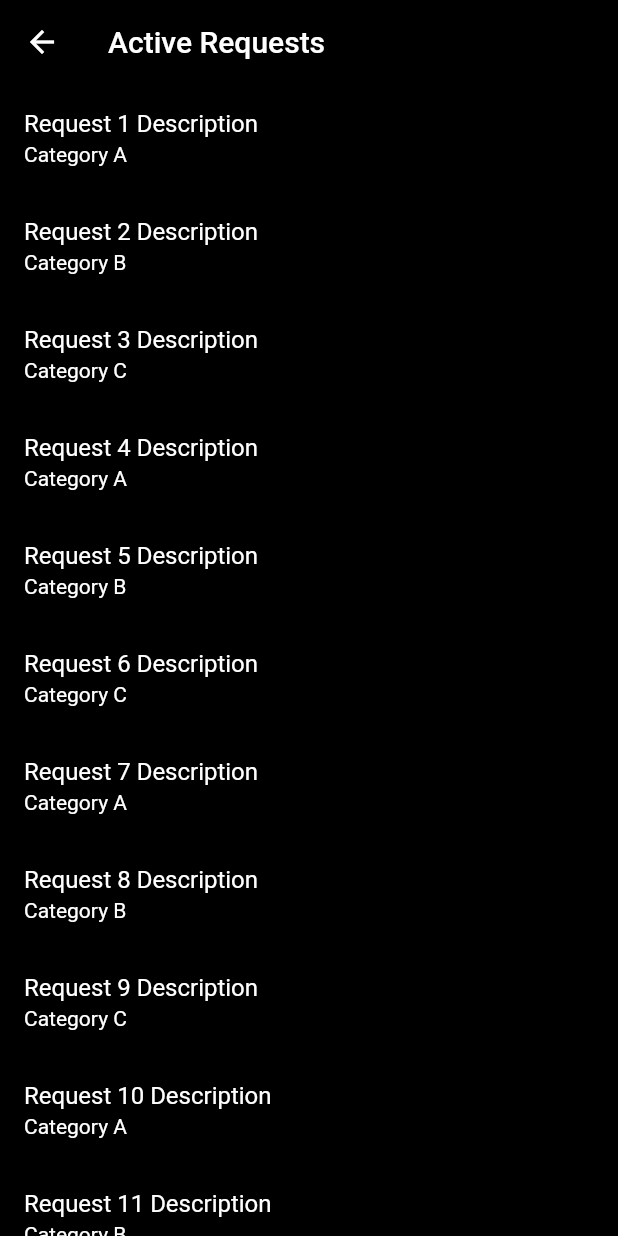
After one commit to ikeshav42/PSR, a Flutter app: the screen it shows after launch, after a tap on "View active requests", on a phone screen of 412 x 824 dp. The commit adds this screen. Run offline on Flutter 3.47's test engine with Material 2 defaults, Android fonts, the phone set to English and light mode, and no system bars; our stand-ins replace flutter_svg, image_picker.

Commit message:
Added admin landing page, List view of active requests, Alert dialog on selecting list element

```diff
--- /dev/null
+++ b/lib/adminlanding.dart
@@ -0,0 +1,251 @@
+import 'package:flutter/material.dart';
+import 'package:flutter_svg/flutter_svg.dart';
+import 'listactive.dart';
+import 'request.dart';
+import 'detailedreq.dart';
+
+class AdminLand extends StatelessWidget {
+  final String username;
+  final String email;
+
+  const AdminLand({required this.username, required this.email});
+
+  @override
+  Widget build(BuildContext context) {
+    return Scaffold(
+      backgroundColor: Colors.black,
+      appBar: AppBar(
+        title: const Text('Point, Shoot and Resolve'),
+        backgroundColor: Colors.black,
+      ),
+      body: Center(
+        child: Column(
+          mainAxisAlignment: MainAxisAlignment.center,
+          children: [
+            SizedBox(
+              child: SvgPicture.asset(
+                'assets/Maintenance-cuate.svg',
+                height: 185,
+              ),
+            ),
+            const SizedBox(height: 20),
+            Text(
+              'Welcome, $username',
+              style: const TextStyle(
+                color: Colors.white,
+                fontSize: 24,
+                letterSpacing: 1.2,
+                fontWeight: FontWeight.w800,
+              ),
+            ),
+            const SizedBox(height: 5),
+            Text(
+              email,
+              style: const TextStyle(
+                color: Colors.white,
+                fontSize: 18,
+                letterSpacing: 1.2,
+                fontWeight: FontWeight.w300,
+              ),
+            ),
+            const SizedBox(
+              height: 40,
+            ),
+            ElevatedButton(
+              onPressed: () {
+                // Navigate to ActiveRequestsPage when the button is pressed
+                List<Request> activeRequests = [
+                  Request(
+                    description: 'Request 1 Description',
+                    category: 'Category A',
+                  ),
+                  Request(
+                    description: 'Request 2 Description',
+                    category: 'Category B',
+                  ),
+                  Request(
+                    description: 'Request 3 Description',
+                    category: 'Category C',
+                  ),
+                  Request(
+                    description: 'Request 4 Description',
+                    category: 'Category A',
+                  ),
+                  Request(
+                    description: 'Request 5 Description',
+                    category: 'Category B',
+                  ),
+                  Request(
+                    description: 'Request 6 Description',
+                    category: 'Category C',
+                  ),
+                  Request(
+                    description: 'Request 7 Description',
+                    category: 'Category A',
+                  ),
+                  Request(
+                    description: 'Request 8 Description',
+                    category: 'Category B',
+                  ),
+                  Request(
+                    description: 'Request 9 Description',
+                    category: 'Category C',
+                  ),
+                  Request(
+                    description: 'Request 10 Description',
+                    category: 'Category A',
+                  ),
+                  Request(
+                    description: 'Request 11 Description',
+                    category: 'Category B',
+                  ),
+                  // Add more requests here
+                ];
+
+                // using dummy data for detailed requests.
+                // replace it with actual data from your cloud database.
+                List<DetailedRequest> detailedRequests = [
+                  DetailedRequest(
+                    imagePath: 'assets/image1.png',
+                    description: 'Request 1 Description',
+                    location: 'Location 1',
+                    category: 'Category A',
+                    name: 'John Doe',
+                    rollNumber: '12345',
+                    department: 'Engineering',
+                  ),
+                  DetailedRequest(
+                    imagePath: 'assets/image2.png',
+                    description: 'Request 2 Description',
+                    location: 'Location 2',
+                    category: 'Category B',
+                    name: 'Jane Smith',
+                    rollNumber: '67890',
+                    department: 'Design',
+                  ),
+                  DetailedRequest(
+                    imagePath: 'assets/image3.png',
+                    description: 'Request 3 Description',
+                    location: 'Location 3',
+                    category: 'Category C',
+                    name: 'Alice Johnson',
+                    rollNumber: '54321',
+                    department: 'Marketing',
+                  ),
+                  DetailedRequest(
+                    imagePath: 'assets/image4.png',
+                    description: 'Request 4 Description',
+                    location: 'Location 4',
+                    category: 'Category A',
+                    name: 'Bob Wilson',
+                    rollNumber: '98765',
+                    department: 'HR',
+                  ),
+                  DetailedRequest(
+                    imagePath: 'assets/image5.png',
+                    description: 'Request 5 Description',
+                    location: 'Location 5',
+                    category: 'Category B',
+                    name: 'Eva Brown',
+                    rollNumber: '45678',
+                    department: 'Finance',
+                  ),
+                  DetailedRequest(
+                    imagePath: 'assets/image6.png',
+                    description: 'Request 6 Description',
+                    location: 'Location 6',
+                    category: 'Category C',
+                    name: 'Michael Clark',
+                    rollNumber: '13579',
+                    department: 'IT',
+                  ),
+                  DetailedRequest(
+                    imagePath: 'assets/image7.png',
+                    description: 'Request 7 Description',
+                    location: 'Location 7',
+                    category: 'Category A',
+                    name: 'Olivia Taylor',
+                    rollNumber: '24680',
+                    department: 'Sales',
+                  ),
+                  DetailedRequest(
+                    imagePath: 'assets/image8.png',
+                    description: 'Request 8 Description',
+                    location: 'Location 8',
+                    category: 'Category B',
+                    name: 'William Turner',
+                    rollNumber: '11223',
+                    department: 'R&D',
+                  ),
+                  DetailedRequest(
+                    imagePath: 'assets/image9.png',
+                    description: 'Request 9 Description',
+                    location: 'Location 9',
+                    category: 'Category C',
+                    name: 'Sophia White',
+                    rollNumber: '99887',
+                    department: 'Support',
+                  ),
+                  DetailedRequest(
+                    imagePath: 'assets/image10.png',
+                    description: 'Request 10 Description',
+                    location: 'Location 10',
+                    category: 'Category A',
+                    name: 'David Harris',
+                    rollNumber: '76543',
+                    department: 'Management',
+                  ),
+                  DetailedRequest(
+                    imagePath: 'assets/image11.png',
+                    description: 'Request 11 Description',
+                    location: 'Location 11',
+                    category: 'Category B',
+                    name: 'Linda Miller',
+                    rollNumber: '32109',
+                    department: 'Legal',
+                  ),
+                  // Add more detailed requests here
+                ];
+
+                Navigator.of(context).push(
+                  MaterialPageRoute(
+                    builder: (context) => ActiveRequestsPage(
+                      requests: activeRequests,
+                      detailedRequests: detailedRequests,
+                    ),
+                  ),
+                );
+              },
+              style: ElevatedButton.styleFrom(
+                backgroundColor: Colors.white,
+                foregroundColor: Colors.black,
+                textStyle: const TextStyle(fontSize: 18),
+                fixedSize: const Size(220, 55),
+                shape: RoundedRectangleBorder(
+                  borderRadius: BorderRadius.circular(30),
+                ),
+              ),
+              child: const Text('View active requests'),
+            ),
+            const SizedBox(height: 20),
+            ElevatedButton(
+              onPressed: () {
+                // Handle 'View resolved requests' button tap
+              },
+              style: ElevatedButton.styleFrom(
+                backgroundColor: Colors.white,
+                foregroundColor: Colors.black,
+                textStyle: const TextStyle(fontSize: 18),
+                fixedSize: const Size(220, 55),
+                shape: RoundedRectangleBorder(
+                  borderRadius: BorderRadius.circular(30),
+                ),
+              ),
+              child: const Text('View resolved requests'),
+            ),
+          ],
+        ),
+      ),
+    );
+  }
+}
--- /dev/null
+++ b/lib/detailedreq.dart
@@ -0,0 +1,19 @@
+class DetailedRequest {
+  final String imagePath;
+  final String description;
+  final String location;
+  final String category;
+  final String name;
+  final String rollNumber;
+  final String department;
+
+  DetailedRequest({
+    required this.imagePath,
+    required this.description,
+    required this.location,
+    required this.category,
+    required this.name,
+    required this.rollNumber,
+    required this.department,
+  });
+}
--- /dev/null
+++ b/lib/listactive.dart
@@ -0,0 +1,99 @@
+import 'package:flutter/material.dart';
+import 'request.dart';
+import 'detailedreq.dart';
+
+class ActiveRequestsPage extends StatelessWidget {
+  final List<Request> requests;
+  final List<DetailedRequest> detailedRequests;
+
+  ActiveRequestsPage({
+    required this.requests,
+    required this.detailedRequests,
+  });
+
+  void _showDetailsDialog(BuildContext context, DetailedRequest request) {
+    showDialog(
+      context: context,
+      builder: (BuildContext context) {
+        return AlertDialog(
+          backgroundColor: Colors.black,
+          content: Column(
+            mainAxisSize: MainAxisSize.min,
+            children: <Widget>[
+              Image.asset(
+                'assets/home.png',
+                width: 200,
+                height: 200,
+              ),
+              SizedBox(height: 10),
+              Text(
+                'Description: ${request.description}',
+                style: TextStyle(color: Colors.white),
+              ),
+              Text(
+                'Location: ${request.location}',
+                style: TextStyle(color: Colors.white),
+              ),
+              Text(
+                'Category: ${request.category}',
+                style: TextStyle(color: Colors.white),
+              ),
+              Text(
+                'Name: ${request.name}',
+                style: TextStyle(color: Colors.white),
+              ),
+              Text(
+                'Roll Number: ${request.rollNumber}',
+                style: TextStyle(color: Colors.white),
+              ),
+              Text(
+                'Department: ${request.department}',
+                style: TextStyle(color: Colors.white),
+              ),
+              SizedBox(height: 20),
+              ElevatedButton(
+                onPressed: () {
+                  // Handle 'Resolved' button tap here
+                  Navigator.of(context).pop();
+                },
+                style: ElevatedButton.styleFrom(
+                  backgroundColor: Colors.green, // Button color
+                  foregroundColor: Colors.white, // Text color
+                ),
+                child: Text('Resolved'),
+              ),
+            ],
+          ),
+        );
+      },
+    );
+  }
+
+  @override
+  Widget build(BuildContext context) {
+    return Scaffold(
+      backgroundColor: Colors.black,
+      appBar: AppBar(
+        title: Text('Active Requests'),
+        backgroundColor: Colors.black,
+      ),
+      body: ListView.builder(
+        itemCount: requests.length,
+        itemBuilder: (context, index) {
+          final request = requests[index];
+          return ListTile(
+            onTap: () => _showDetailsDialog(context, detailedRequests[index]),
+            title: Text(
+              request.description,
+              style: TextStyle(color: Colors.white),
+            ),
+            subtitle: Text(
+              request.category,
+              style: TextStyle(color: Colors.white),
+            ),
+          );
+        },
+      ),
+    );
+  }
+}
--- a/lib/main.dart
+++ b/lib/main.dart
@@ -6,6 +6,7 @@ import 'welcomebw.dart';
 import 'adminform.dart';
 import 'userhome.dart';
 import 'samplecam.dart';
+import 'adminlanding.dart';
 
 void main() {
   runApp(MyApp());
@@ -15,7 +16,9 @@ class MyApp extends StatelessWidget {
   @override
   Widget build(BuildContext context) {
     return MaterialApp(
-      home: UserHomePageBW(username: 'Keshav', email: 'abc@gmail.com',),
+      home:
+      AdminLand(username: 'Keshav',email: 'ikeshav42@gmail.com',)
+      // UserHomePageBW(username: 'Keshav', email: 'abc@gmail.com',),
       // home: WelcomeBW(),
     );
   }
--- /dev/null
+++ b/lib/request.dart
@@ -0,0 +1,9 @@
+class Request {
+  final String description;
+  final String category;
+
+  Request({
+    required this.description,
+    required this.category,
+  });
+}
```
